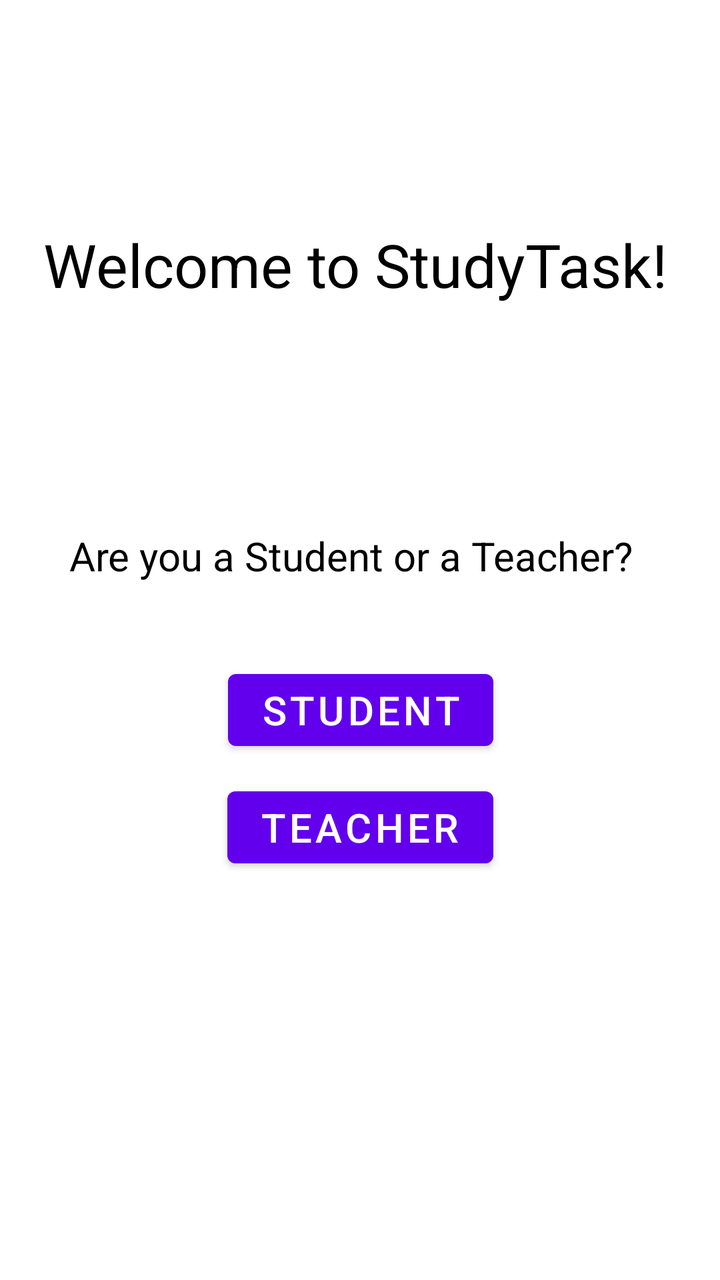
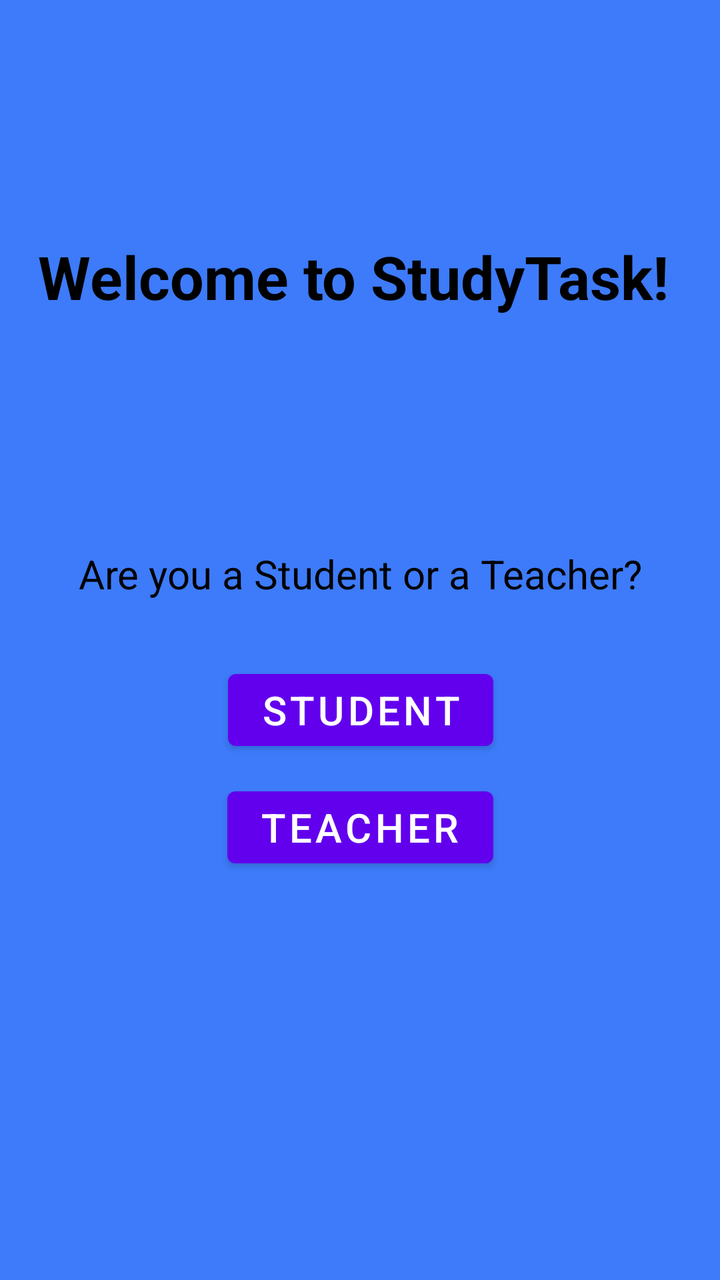

Compare the two renders of this Android layout. The source of the first and the diff that turns it into the second are given below.
<!-- AndroidManifest.xml: application theme Theme.StudyTask -->
<!-- res/layout/activity_welcome_screen.xml -->
<?xml version="1.0" encoding="utf-8"?>
<androidx.constraintlayout.widget.ConstraintLayout xmlns:android="http://schemas.android.com/apk/res/android"
    xmlns:app="http://schemas.android.com/apk/res-auto"
    xmlns:tools="http://schemas.android.com/tools"
    android:id="@+id/main"
    android:layout_width="match_parent"
    android:layout_height="match_parent"
    tools:context=".WelcomeScreen">

    <TextView
        android:id="@+id/Welcome"
        android:layout_width="317dp"
        android:layout_height="57dp"
        android:text="Welcome to StudyTask! "
        android:textColor="@color/black"
        android:textSize="30sp"
        app:layout_constraintBottom_toBottomOf="parent"
        app:layout_constraintEnd_toEndOf="parent"
        app:layout_constraintStart_toStartOf="parent"
        app:layout_constraintTop_toTopOf="parent"
        app:layout_constraintVertical_bias="0.192" />

    <Button
        android:id="@+id/Teacher"
        android:layout_width="wrap_content"
        android:layout_height="wrap_content"
        android:text="Teacher"
        android:textSize="20sp"
        app:layout_constraintBottom_toBottomOf="parent"
        app:layout_constraintEnd_toEndOf="parent"
        app:layout_constraintHorizontal_bias="0.501"
        app:layout_constraintStart_toStartOf="parent"
        app:layout_constraintTop_toTopOf="parent"
        app:layout_constraintVertical_bias="0.658" />

    <Button
        android:id="@+id/Student"
        android:layout_width="wrap_content"
        android:layout_height="wrap_content"
        android:text="Student"
        android:textSize="20sp"
        app:layout_constraintBottom_toBottomOf="parent"
        app:layout_constraintEnd_toEndOf="parent"
        app:layout_constraintHorizontal_bias="0.501"
        app:layout_constraintStart_toStartOf="parent"
        app:layout_constraintTop_toTopOf="parent"
        app:layout_constraintVertical_bias="0.559" />

    <TextView
        android:id="@+id/textView2"
        android:layout_width="291dp"
        android:layout_height="45dp"
        android:text="Are you a Student or a Teacher?"
        android:textColor="@color/black"
        android:textSize="20sp"
        app:layout_constraintBottom_toBottomOf="parent"
        app:layout_constraintEnd_toEndOf="parent"
        app:layout_constraintStart_toStartOf="parent"
        app:layout_constraintTop_toTopOf="parent"
        app:layout_constraintVertical_bias="0.444" />
</androidx.constraintlayout.widget.ConstraintLayout>
<!-- resources referenced by this layout -->
<resources>
  <color name="black">#FF000000</color>
  <style name="Theme.StudyTask" parent="Theme.MaterialComponents.DayNight.DarkActionBar">
          
          <item name="colorPrimary">@color/purple_500</item>
          <item name="colorPrimaryVariant">@color/purple_700</item>
          <item name="colorOnPrimary">@color/white</item>
          
          <item name="colorSecondary">@color/teal_200</item>
          <item name="colorSecondaryVariant">@color/teal_700</item>
          <item name="colorOnSecondary">@color/black</item>
          
          <item name="android:statusBarColor">?attr/colorPrimaryVariant</item>
          
      </style>
  <color name="purple_500">#FF6200EE</color>
  <color name="purple_700">#FF3700B3</color>
  <color name="white">#FFFFFFFF</color>
  <color name="teal_200">#FF03DAC5</color>
  <color name="teal_700">#FF018786</color>
</resources>

<!-- the commit's change to res/layout/activity_welcome_screen.xml (unified diff, before → after) -->
@@ -5,15 +5,18 @@
     android:id="@+id/main"
     android:layout_width="match_parent"
     android:layout_height="match_parent"
+    android:background="#3D7BFA"
     tools:context=".WelcomeScreen">
 
     <TextView
         android:id="@+id/Welcome"
-        android:layout_width="317dp"
-        android:layout_height="57dp"
+        android:layout_width="352dp"
+        android:layout_height="50dp"
         android:text="Welcome to StudyTask! "
         android:textColor="@color/black"
         android:textSize="30sp"
+        android:textStyle="bold"
+        android:gravity="center"
         app:layout_constraintBottom_toBottomOf="parent"
         app:layout_constraintEnd_toEndOf="parent"
         app:layout_constraintStart_toStartOf="parent"
@@ -53,6 +56,7 @@
         android:text="Are you a Student or a Teacher?"
         android:textColor="@color/black"
         android:textSize="20sp"
+        android:gravity="center"
         app:layout_constraintBottom_toBottomOf="parent"
         app:layout_constraintEnd_toEndOf="parent"
         app:layout_constraintStart_toStartOf="parent"
